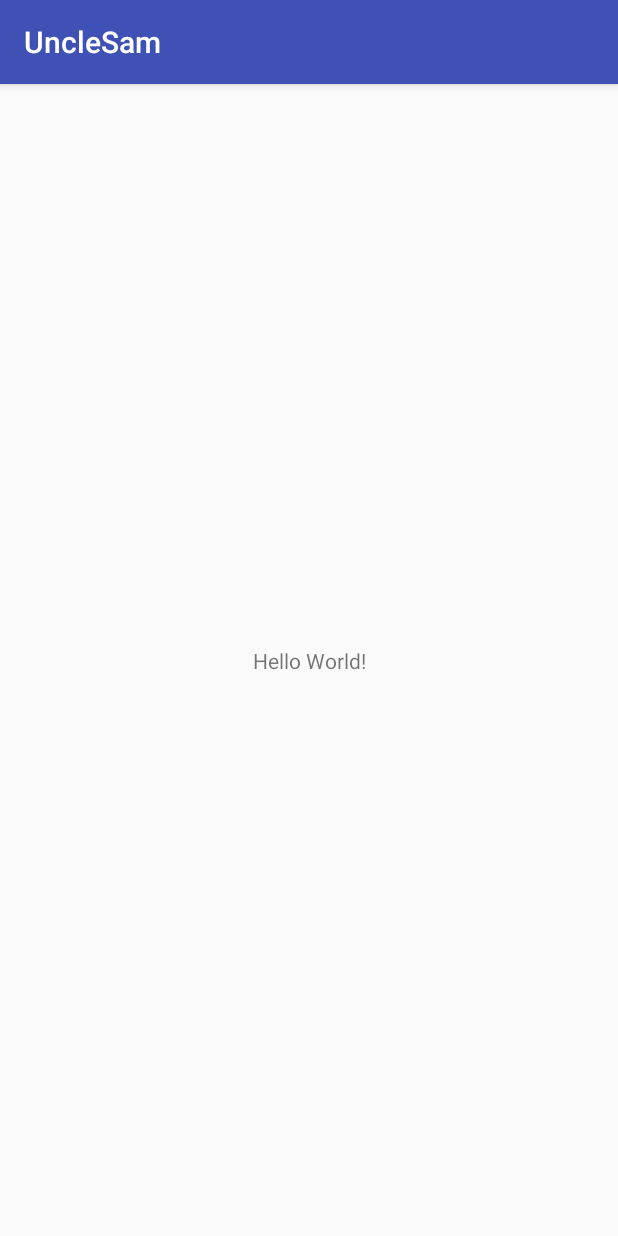
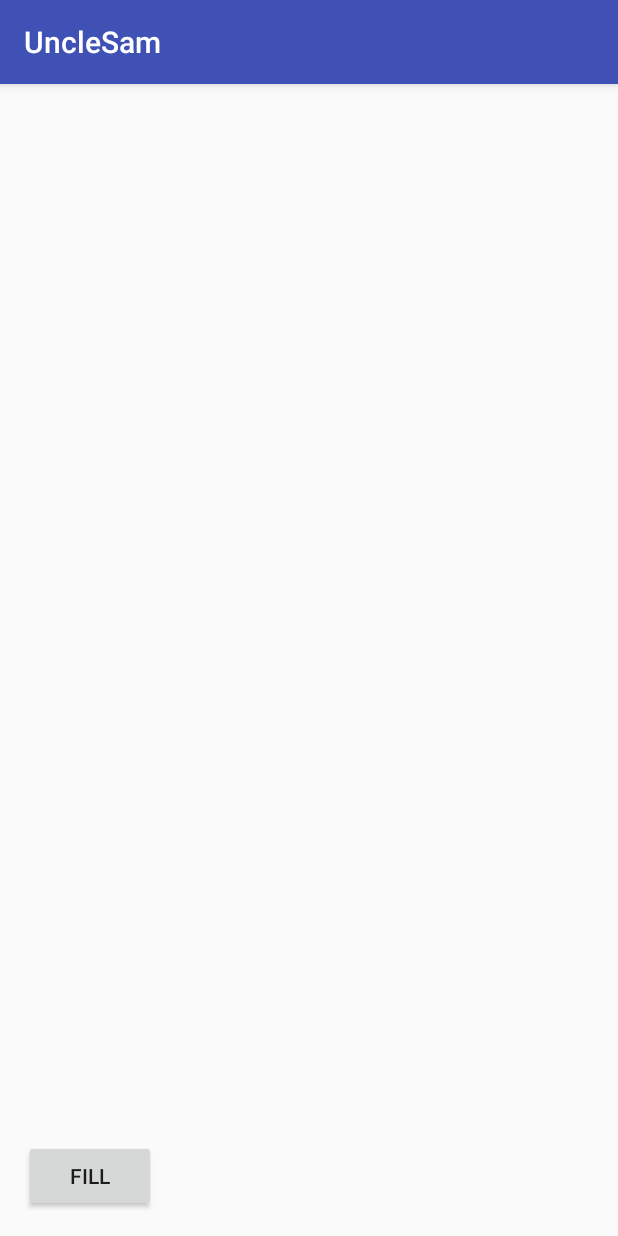
Before and after one commit to stock17/UncleSam, an Android app: the screen it shows after launch (MainActivity), on a phone screen of 412 x 824 dp. Run offline under Robolectric (Android 15) with nearby library versions, the phone set to English and light mode, and no system bars.

Commit message:
added the second activity

```diff
--- a/app/src/main/AndroidManifest.xml
+++ b/app/src/main/AndroidManifest.xml
@@ -16,6 +16,7 @@
                 <category android:name="android.intent.category.LAUNCHER" />
             </intent-filter>
         </activity>
+        <activity android:name=".FillActivity"></activity>
     </application>
 
 </manifest>
--- a/app/src/main/java/com/yurima/unclesam/MainActivity.java
+++ b/app/src/main/java/com/yurima/unclesam/MainActivity.java
@@ -1,13 +1,25 @@
 package com.yurima.unclesam;
 
+import android.content.Intent;
 import android.support.v7.app.AppCompatActivity;
 import android.os.Bundle;
+import android.view.View;
+import android.widget.Button;
 
-public class MainActivity extends AppCompatActivity {
+public class MainActivity extends AppCompatActivity implements View.OnClickListener{
 
     @Override
     protected void onCreate(Bundle savedInstanceState) {
         super.onCreate(savedInstanceState);
         setContentView(R.layout.activity_main);
+
+        Button fillButton = (Button) findViewById(R.id.fill_button);
+        fillButton.setOnClickListener(this);
+    }
+
+    @Override
+    public void onClick(View v) {
+        Intent intent = new Intent(this, FillActivity.class);
+        startActivity(intent);
     }
 }
--- a/app/src/main/res/layout/activity_main.xml
+++ b/app/src/main/res/layout/activity_main.xml
@@ -1,18 +1,20 @@
 <?xml version="1.0" encoding="utf-8"?>
-<android.support.constraint.ConstraintLayout xmlns:android="http://schemas.android.com/apk/res/android"
+<RelativeLayout xmlns:android="http://schemas.android.com/apk/res/android"
     xmlns:app="http://schemas.android.com/apk/res-auto"
     xmlns:tools="http://schemas.android.com/tools"
     android:layout_width="match_parent"
     android:layout_height="match_parent"
     tools:context="com.yurima.unclesam.MainActivity">
 
-    <TextView
+
+    <Button
+        android:id="@+id/fill_button"
         android:layout_width="wrap_content"
         android:layout_height="wrap_content"
-        android:text="Hello World!"
-        app:layout_constraintBottom_toBottomOf="parent"
-        app:layout_constraintLeft_toLeftOf="parent"
-        app:layout_constraintRight_toRightOf="parent"
-        app:layout_constraintTop_toTopOf="parent" />
+        android:text="Fill"
+        android:layout_alignParentBottom="true"
+        android:layout_alignParentLeft="true"
+        android:layout_margin="16dp"
+        />
 
-</android.support.constraint.ConstraintLayout>
+</RelativeLayout>
```
Also changed, not shown: app/src/main/java/com/yurima/unclesam/FillActivity.java (added, +13 -0 lines), app/src/main/res/layout/activity_fill.xml (added, +9 -0 lines).
